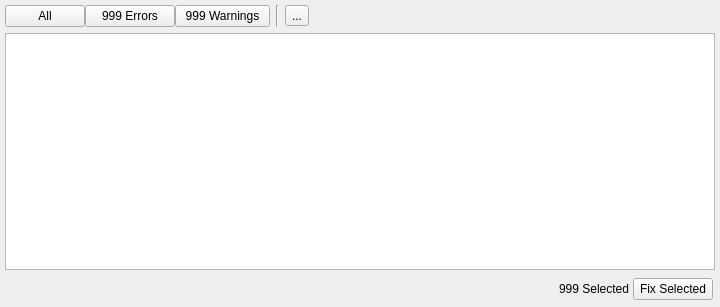
The window that dev/Gems/ScriptCanvas/Code/Editor/View/Widgets/ValidationPanel/GraphValidationPanel.ui (aws/lumberyard) describes before a commit, drawn with Qt 5.
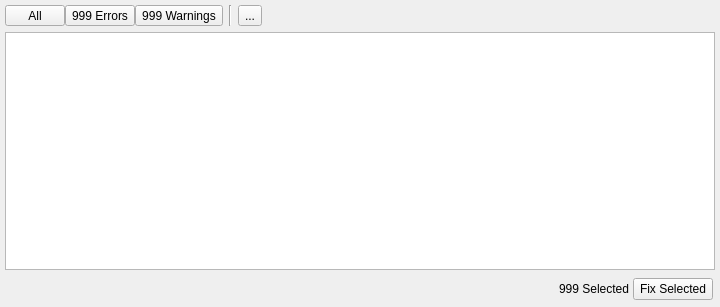
The same window after the commit. Icons and pictures are not drawn. Custom widgets are drawn as their Qt base class.

Diff of the .ui file:
```diff
--- a/dev/Gems/ScriptCanvas/Code/Editor/View/Widgets/ValidationPanel/GraphValidationPanel.ui
+++ b/dev/Gems/ScriptCanvas/Code/Editor/View/Widgets/ValidationPanel/GraphValidationPanel.ui
@@ -115,7 +115,19 @@
                <number>0</number>
               </property>
               <item>
-               <widget class="QPushButton" name="allFilter">
+               <widget class="QToolButton" name="allFilter">
+                <property name="sizePolicy">
+                 <sizepolicy hsizetype="Fixed" vsizetype="Ignored">
+                  <horstretch>0</horstretch>
+                  <verstretch>0</verstretch>
+                 </sizepolicy>
+                </property>
+                <property name="minimumSize">
+                 <size>
+                  <width>60</width>
+                  <height>0</height>
+                 </size>
+                </property>
                 <property name="text">
                  <string>All</string>
                 </property>
@@ -125,10 +137,10 @@
                </widget>
               </item>
               <item>
-               <widget class="QPushButton" name="errorOnlyFilter">
+               <widget class="QToolButton" name="errorOnlyFilter">
                 <property name="minimumSize">
                  <size>
-                  <width>90</width>
+                  <width>0</width>
                   <height>0</height>
                  </size>
                 </property>
@@ -142,13 +154,16 @@
                 <property name="checkable">
                  <bool>true</bool>
                 </property>
+                <property name="toolButtonStyle">
+                 <enum>Qt::ToolButtonTextBesideIcon</enum>
+                </property>
                </widget>
               </item>
               <item>
-               <widget class="QPushButton" name="warningOnlyFilter">
+               <widget class="QToolButton" name="warningOnlyFilter">
                 <property name="minimumSize">
                  <size>
-                  <width>95</width>
+                  <width>0</width>
                   <height>0</height>
                  </size>
                 </property>
@@ -162,6 +177,9 @@
                 <property name="checkable">
                  <bool>true</bool>
                 </property>
+                <property name="toolButtonStyle">
+                 <enum>Qt::ToolButtonTextBesideIcon</enum>
+                </property>
                </widget>
               </item>
              </layout>
```
Left out of the diff: 3 changed lines with no effect on the pictures.
